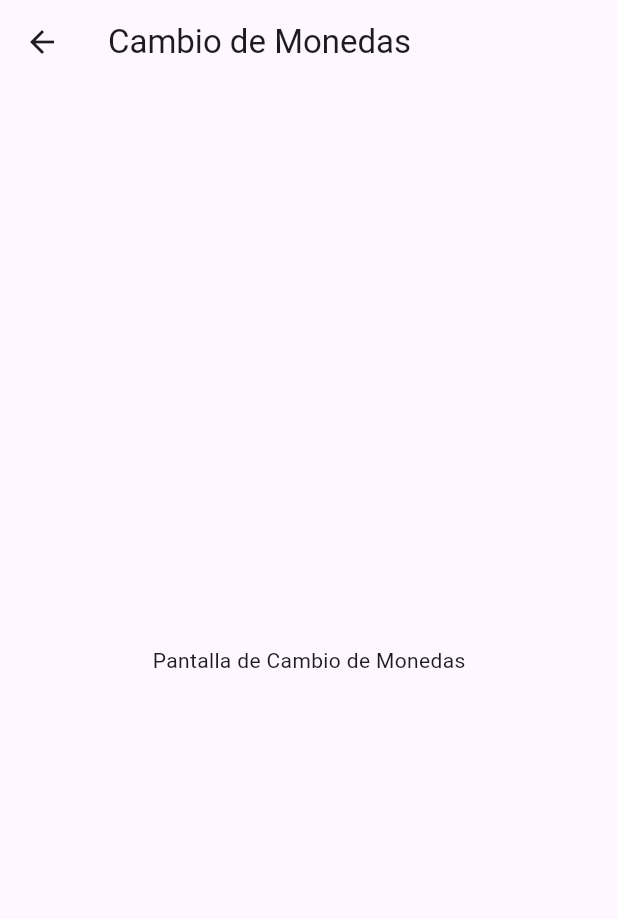
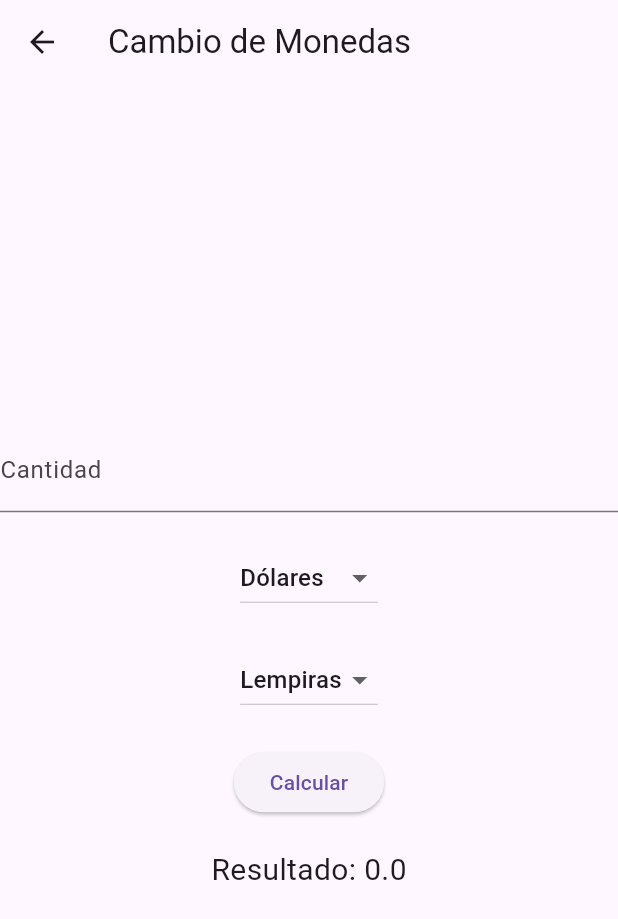
Before and after one commit to Progra-Movil-917/LABORATORIO2_GRUPO5, a Flutter app: the CambioMonedasScreen screen opened by its route, on a phone screen of 412 x 824 dp. Shown: the top 919 px of the screen. Run offline on Flutter 3.47's test engine with Material 3 defaults, Android fonts, the phone set to English and light mode, and no system bars.

Commit message:
Widget, cambio de moneda
Adición widget cambio de moneda.

Dolares, lempiras, euros.

```diff
--- a/lib/main.dart
+++ b/lib/main.dart
@@ -74,7 +74,31 @@ class NoticiasScreen extends StatelessWidget {
   }
 }
 
-class CambioMonedasScreen extends StatelessWidget {
+class CambioMonedasScreen extends StatefulWidget {
+  @override
+  _CambioMonedasScreenState createState() => _CambioMonedasScreenState();
+}
+
+class _CambioMonedasScreenState extends State<CambioMonedasScreen> {
+  String monedaOrigen = 'Dólares';
+  String monedaDestino = 'Lempiras';
+  double cantidad = 0.0;
+  double resultado = 0.0;
+
+  void calcularCambio() {
+    setState(() {
+      if (monedaOrigen == 'Dólares' && monedaDestino == 'Lempiras') {
+        resultado = cantidad * 24.5; // Tasa de cambio dólares a lempiras
+      } else if (monedaOrigen == 'Euros' && monedaDestino == 'Lempiras') {
+        resultado = cantidad * 28.2; // Tasa de cambio euros a lempiras
+      } else if (monedaOrigen == 'Lempiras' && monedaDestino == 'Dólares') {
+        resultado = cantidad / 24.5; // Tasa de cambio lempiras a dólares
+      } else if (monedaOrigen == 'Lempiras' && monedaDestino == 'Euros') {
+        resultado = cantidad / 28.2; // Tasa de cambio lempiras a euros
+      }
+    });
+  }
+
   @override
   Widget build(BuildContext context) {
     return Scaffold(
@@ -82,7 +106,66 @@ class CambioMonedasScreen extends StatelessWidget {
         title: Text('Cambio de Monedas'),
       ),
       body: Center(
-        child: Text('Pantalla de Cambio de Monedas'),
+        child: Column(
+          mainAxisAlignment: MainAxisAlignment.center,
+          children: [
+            TextField(
+              decoration: InputDecoration(labelText: 'Cantidad'),
+              keyboardType: TextInputType.number,
+              onChanged: (value) {
+                setState(() {
+                  cantidad = double.parse(value);
+                });
+              },
+            ),
+            SizedBox(height: 20),
+            DropdownButton<String>(
+              value: monedaOrigen,
+              onChanged: (String? newValue) {
+                if (newValue != null) {
+                  setState(() {
+                    monedaOrigen = newValue;
+                  });
+                }
+              },
+              items: <String>['Dólares', 'Euros', 'Lempiras']
+                  .map<DropdownMenuItem<String>>((String value) {
+                return DropdownMenuItem<String>(
+                  value: value,
+                  child: Text(value),
+                );
+              }).toList(),
+            ),
+            SizedBox(height: 20),
+            DropdownButton<String>(
+              value: monedaDestino,
+              onChanged: (String? newValue) {
+                if (newValue != null) {
+                  setState(() {
+                    monedaDestino = newValue;
+                  });
+                }
+              },
+              items: <String>['Lempiras', 'Dólares', 'Euros']
+                  .map<DropdownMenuItem<String>>((String value) {
+                return DropdownMenuItem<String>(
+                  value: value,
+                  child: Text(value),
+                );
+              }).toList(),
+            ),
+            SizedBox(height: 20),
+            ElevatedButton(
+              onPressed: calcularCambio,
+              child: Text('Calcular'),
+            ),
+            SizedBox(height: 20),
+            Text(
+              'Resultado: $resultado',
+              style: TextStyle(fontSize: 20),
+            ),
+          ],
+        ),
       ),
     );
   }
```
